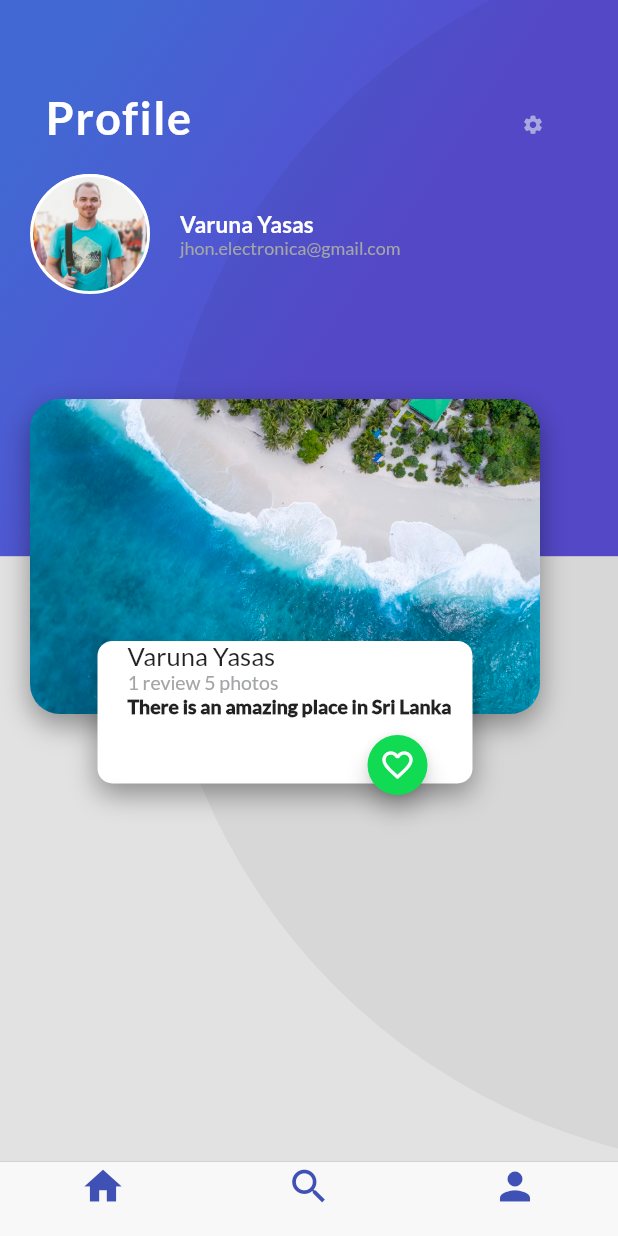
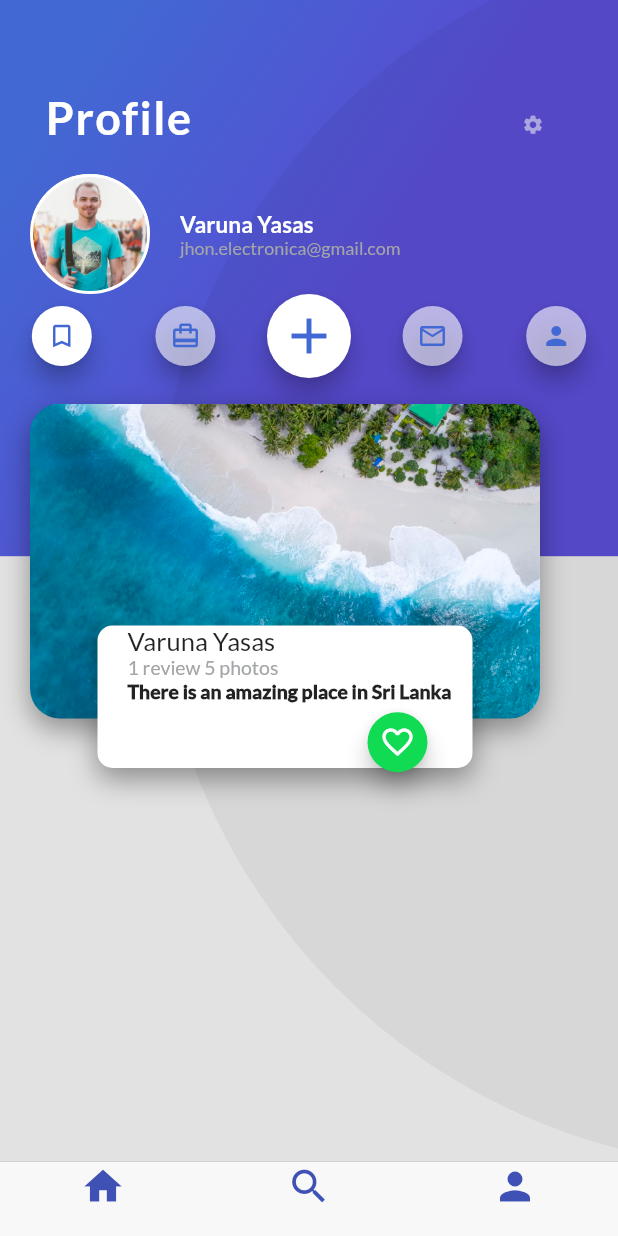
Before and after one commit to jjguitar/PlatziTrips, a Flutter app: the screen it shows after launch, item 3 of the bottom bar chosen, on a phone screen of 412 x 824 dp. Run offline on Flutter 3.47's test engine with Material 2 defaults, Android fonts, the phone set to English and light mode, and no system bars.

Commit message:
reto 4 parte 3, floatingActionButton header

```diff
--- a/lib/card_image_profile.dart
+++ b/lib/card_image_profile.dart
@@ -1,4 +1,5 @@
 import 'package:flutter/material.dart';
+import 'package:flutter_app/circle_button.dart';
 import 'floating_button_profile.dart';
 import 'review_profile.dart';
 
@@ -15,7 +16,7 @@ class CardImageProfile extends StatelessWidget{
       height: 210.0,
       width: 340.0,
       margin: EdgeInsets.only(
-          top: 70.0,
+          top: 17.0,
           left: 20.0,
           right: 20.0
       ),
@@ -87,6 +88,10 @@ class CardImageProfile extends StatelessWidget{
       ),
     );
 
+    void onPressedButton() {
+
+    }
+
     return Stack(
       alignment: Alignment(0.0, 1.5),
       children: <Widget>[
@@ -95,6 +100,7 @@ class CardImageProfile extends StatelessWidget{
         Container(
           margin: EdgeInsets.only(
             left: 150.0,
+            top: 20.0
           ),
             child: FloatingButtonProfile(),
         ),
--- /dev/null
+++ b/lib/circle_button.dart
@@ -0,0 +1,39 @@
+import 'package:flutter/material.dart';
+
+class CircleButton extends StatefulWidget {
+  bool mini;
+  var icon;
+  double iconSize;
+  var color;
+
+  CircleButton(this.mini, this.icon, this.iconSize, this.color);
+
+  @override
+  State<StatefulWidget> createState() {
+    return _CircleButton();
+  }
+
+}
+
+class _CircleButton extends State<CircleButton> {
+
+  void onPressedButton() {
+
+  }
+
+  @override
+  Widget build(BuildContext context) {
+    return Expanded(
+        child: FloatingActionButton(
+          backgroundColor: widget.color,
+          mini: widget.mini,
+          onPressed: onPressedButton,
+          child: Icon(
+            widget.icon,
+            size: widget.iconSize,
+            color: Color(0xFF4268D3),
+          ),
+        )
+    );
+  }
+}
--- a/lib/profile_trips.dart
+++ b/lib/profile_trips.dart
@@ -1,4 +1,5 @@
 import 'package:flutter/material.dart';
+import 'package:flutter_app/circle_button.dart';
 import 'perfil_profile.dart';
 import 'card_image_profile.dart';
 
@@ -78,7 +79,21 @@ class ProfileTrips extends StatelessWidget {
       ),
     );
 
-    //final profile =
+    final profile = Padding(
+          padding: EdgeInsets.symmetric(
+            horizontal: 0.0,
+            vertical: 0.0
+          ),
+          child: Row(
+            children: <Widget>[
+              CircleButton(true, Icons.turned_in_not, 20.0, Color.fromRGBO(255, 255, 255, 1)),
+              CircleButton(true, Icons.card_travel, 20.0, Color.fromRGBO(255, 255, 255, 0.6)),
+              CircleButton(false, Icons.add, 40.0, Color.fromRGBO(255, 255, 255, 1)),
+              CircleButton(true, Icons.mail_outline, 20.0, Color.fromRGBO(255, 255, 255, 0.6)),
+              CircleButton(true, Icons.person, 20.0, Color.fromRGBO(255, 255, 255, 0.6))
+            ],
+          )
+        );
 
     return Stack(
       children: <Widget>[
@@ -88,7 +103,8 @@ class ProfileTrips extends StatelessWidget {
           children: <Widget>[
             profileName,
             PerfilProfile(),
-            CardImageProfile()
+            profile,
+            CardImageProfile(),
           ],
         )
       ],
```
